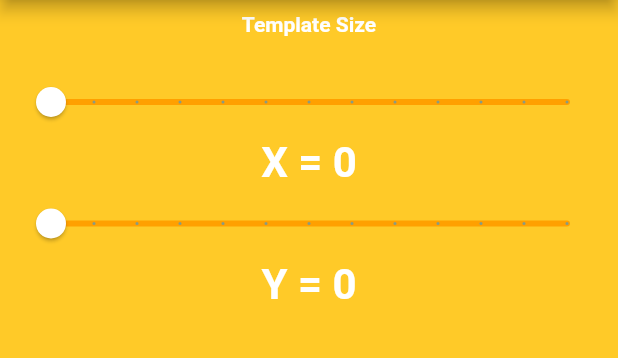
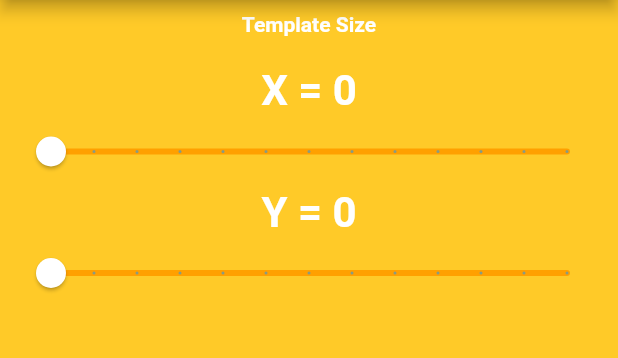
Before and after one commit to Morne-le-Roux/PIC_Price_Calculator, a Flutter app: the screen it shows after launch, on a phone screen of 412 x 824 dp, the part 84-442 px from its top. Run offline on Flutter 3.47's test engine with Material 2 defaults, Android fonts, the phone set to English and light mode, and no system bars.

Commit message:
Changed text position

```diff
--- a/lib/calculatorsceeen.dart
+++ b/lib/calculatorsceeen.dart
@@ -12,6 +12,8 @@ class CalculatorScreen extends StatefulWidget {
 class _CalculatorScreenState extends State<CalculatorScreen> {
   int templateSizeX = 0;
   int templateSizeY = 0;
+  double templatePrice = 0;
+
   @override
   Widget build(BuildContext context) {
     return Scaffold(
@@ -32,6 +34,13 @@ class _CalculatorScreenState extends State<CalculatorScreen> {
             SizedBox(
               height: 20,
             ),
+            Text(
+              "X = ${templateSizeX.toString()}",
+              style: TextStyle(
+                  color: Colors.white,
+                  fontWeight: FontWeight.bold,
+                  fontSize: 28),
+            ),
             SliderTheme(
               data: SliderThemeData(
                   activeTrackColor: Colors.white,
@@ -51,7 +60,7 @@ class _CalculatorScreenState extends State<CalculatorScreen> {
               ),
             ),
             Text(
-              "X = ${templateSizeX.toString()}",
+              "Y = ${templateSizeY.toString()}",
               style: TextStyle(
                   color: Colors.white,
                   fontWeight: FontWeight.bold,
@@ -75,13 +84,6 @@ class _CalculatorScreenState extends State<CalculatorScreen> {
                 },
               ),
             ),
-            Text(
-              "Y = ${templateSizeY.toString()}",
-              style: TextStyle(
-                  color: Colors.white,
-                  fontWeight: FontWeight.bold,
-                  fontSize: 28),
-            ),
           ],
         ),
       ),
```
